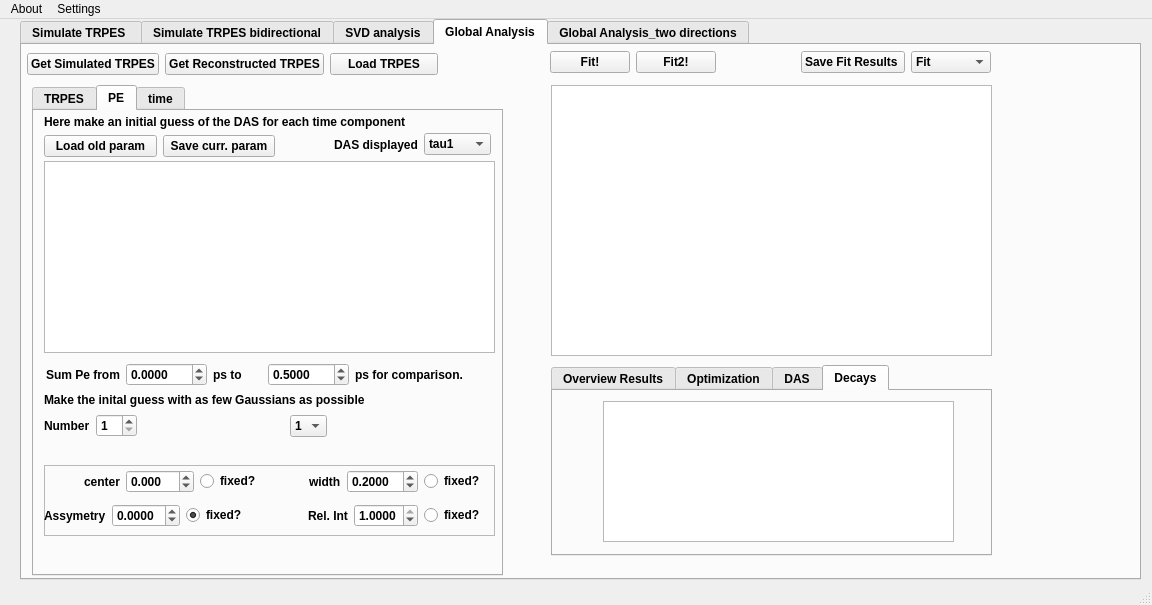
The window that python files/TRPESsimulator_main.ui (AnjaTRPES/TRPES-simulator) describes before a commit, drawn with Qt 5.
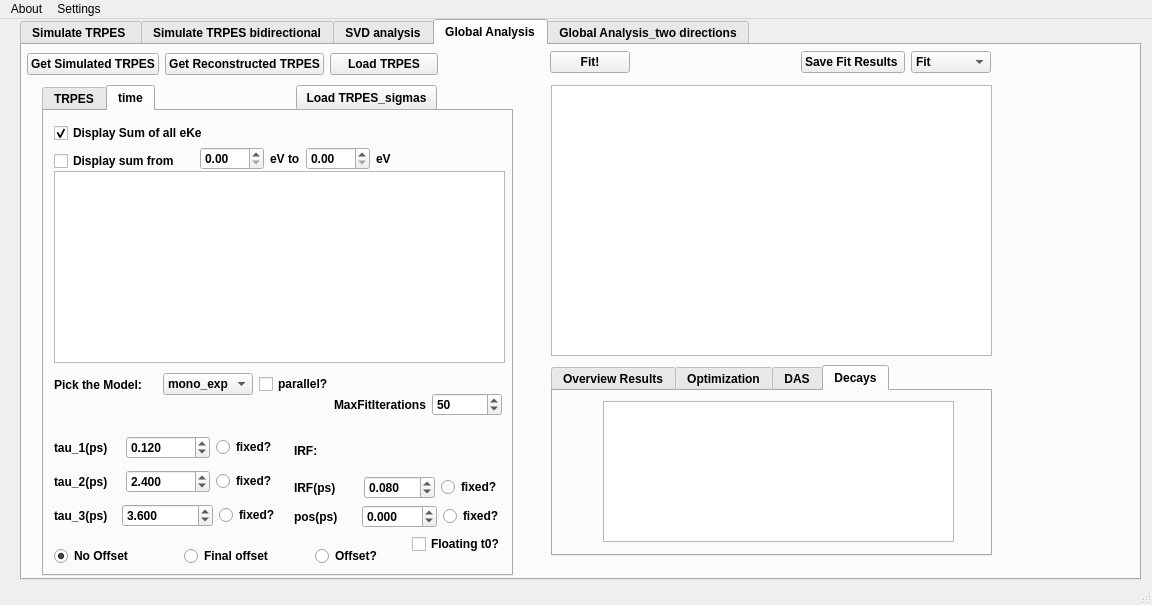
The same window after the commit. The open tabs and pages were chosen to show the change. Custom widgets are drawn as their Qt base class.

What changed in the file:
```diff
--- a/python files/TRPESsimulator_main.ui
+++ b/python files/TRPESsimulator_main.ui
@@ -14,7 +14,7 @@
    <bool>false</bool>
   </property>
   <property name="windowTitle">
-   <string>TRPES simulator v1.0</string>
+   <string>TRPES simulator v2.2</string>
   </property>
   <widget class="QWidget" name="centralwidget">
    <widget class="QTabWidget" name="tabWidget">
@@ -36,7 +36,7 @@
      <string/>
     </property>
     <property name="currentIndex">
-     <number>4</number>
+     <number>3</number>
     </property>
     <widget class="QWidget" name="tab_simulate">
      <property name="font">
@@ -83,7 +83,7 @@
        </rect>
       </property>
       <property name="currentIndex">
-       <number>0</number>
+       <number>1</number>
       </property>
       <widget class="QWidget" name="tab_PE">
        <attribute name="title">
@@ -3047,14 +3047,14 @@
      <widget class="QTabWidget" name="tabWidget_global_guess">
       <property name="geometry">
        <rect>
-        <x>10</x>
+        <x>20</x>
         <y>40</y>
         <width>471</width>
         <height>491</height>
        </rect>
       </property>
       <property name="currentIndex">
-       <number>0</number>
+       <number>1</number>
       </property>
       <widget class="QWidget" name="TRPES">
        <attribute name="title">
@@ -3326,25 +3326,6 @@
          </rect>
         </property>
         <layout class="QVBoxLayout" name="verticalLayout_24">
-         <item>
-          <widget class="QComboBox" name="comboBox_global_original_vs_guess">
-           <item>
-            <property name="text">
-             <string>Display data</string>
-            </property>
-           </item>
-           <item>
-            <property name="text">
-             <string>Display simulated</string>
-            </property>
-           </item>
-           <item>
-            <property name="text">
-             <string>Display residual</string>
-            </property>
-           </item>
-          </widget>
-         </item>
          <item>
           <widget class="QComboBox" name="comboBox_global_TRPES_which">
            <item>
@@ -3371,477 +3352,6 @@
         </layout>
        </widget>
       </widget>
-      <widget class="QWidget" name="tab_PE_2">
-       <attribute name="title">
-        <string>PE</string>
-       </attribute>
-       <widget class="PlotWidget" name="viewer_global_pe_guess">
-        <property name="geometry">
-         <rect>
-          <x>10</x>
-          <y>50</y>
-          <width>451</width>
-          <height>192</height>
-         </rect>
-        </property>
-       </widget>
-       <widget class="QWidget" name="layoutWidget_3">
-        <property name="geometry">
-         <rect>
-          <x>10</x>
-          <y>300</y>
-          <width>283</width>
-          <height>30</height>
-         </rect>
-        </property>
-        <layout class="QHBoxLayout" name="horizontalLayout_31">
-         <item>
-          <layout class="QHBoxLayout" name="horizontalLayout_32">
-           <item>
-            <widget class="QLabel" name="label_26">
-             <property name="text">
-              <string>Number</string>
-             </property>
-            </widget>
-           </item>
-           <item>
-            <widget class="QSpinBox" name="spinBox_global_PE_number">
-             <property name="minimum">
-              <number>1</number>
-             </property>
-             <property name="maximum">
-              <number>40</number>
-             </property>
-             <property name="value">
-              <number>1</number>
-             </property>
-            </widget>
-           </item>
-          </layout>
-         </item>
-         <item>
-          <spacer name="horizontalSpacer_8">
-           <property name="orientation">
-            <enum>Qt::Horizontal</enum>
-           </property>
-           <property name="sizeHint" stdset="0">
-            <size>
-             <width>40</width>
-             <height>20</height>
-            </size>
-           </property>
-          </spacer>
-         </item>
-         <item>
-          <widget class="QComboBox" name="comboBox_global_PE_current">
-           <item>
-            <property name="text">
-             <string>1</string>
-            </property>
-           </item>
-          </widget>
-         </item>
-        </layout>
-       </widget>
-       <widget class="QFrame" name="frame_5">
-        <property name="geometry">
-         <rect>
-          <x>10</x>
-          <y>354</y>
-          <width>451</width>
-          <height>71</height>
-         </rect>
-        </property>
-        <property name="frameShape">
-         <enum>QFrame::StyledPanel</enum>
-        </property>
-        <property name="frameShadow">
-         <enum>QFrame::Raised</enum>
-        </property>
-        <property name="lineWidth">
-         <number>2</number>
-        </property>
-        <widget class="QWidget" name="layoutWidget_4">
-         <property name="geometry">
-          <rect>
-           <x>0</x>
-           <y>0</y>
-           <width>441</width>
-           <height>68</height>
-          </rect>
-         </property>
-         <layout class="QVBoxLayout" name="verticalLayout_2">
-          <item>
-           <layout class="QHBoxLayout" name="horizontalLayout_33">
-            <item>
-             <layout class="QHBoxLayout" name="horizontalLayout_34">
-              <item>
-               <spacer name="horizontalSpacer_9">
-                <property name="orientation">
-                 <enum>Qt::Horizontal</enum>
-                </property>
-                <property name="sizeHint" stdset="0">
-                 <size>
-                  <width>40</width>
-                  <height>20</height>
-                 </size>
-                </property>
-               </spacer>
-              </item>
-              <item>
-               <widget class="QLabel" name="label_27">
-                <property name="text">
-                 <string>center</string>
-                </property>
-               </widget>
-              </item>
-              <item>
-               <widget class="QDoubleSpinBox" name="doubleSpinBox_global_PE_center">
-                <property name="decimals">
-                 <number>3</number>
-                </property>
-                <property name="minimum">
-                 <double>-20.000000000000000</double>
-                </property>
-                <property name="maximum">
-                 <double>20.000000000000000</double>
-                </property>
-                <property name="singleStep">
-                 <double>0.001000000000000</double>
-                </property>
-               </widget>
-              </item>
-              <item>
-               <widget class="QRadioButton" name="radioButton_center_fixed">
-                <property name="text">
-                 <string>fixed?</string>
-                </property>
-                <property name="autoExclusive">
-                 <bool>false</bool>
-                </property>
-               </widget>
-              </item>
-             </layout>
-            </item>
-            <item>
-             <spacer name="horizontalSpacer_10">
-              <property name="orientation">
-               <enum>Qt::Horizontal</enum>
-              </property>
-              <property name="sizeHint" stdset="0">
-               <size>
-                <width>40</width>
-                <height>20</height>
-               </size>
-              </property>
-             </spacer>
-            </item>
-            <item>
-             <layout class="QHBoxLayout" name="horizontalLayout_35">
-              <item>
-               <widget class="QLabel" name="label_28">
-                <property name="text">
-                 <string>width</string>
-                </property>
-               </widget>
-              </item>
-              <item>
-               <widget class="QDoubleSpinBox" name="doubleSpinBox_global_PE_width">
-                <property name="decimals">
-                 <number>4</number>
-                </property>
-                <property name="minimum">
-                 <double>0.000100000000000</double>
-                </property>
-                <property name="singleStep">
-                 <double>0.001000000000000</double>
-                </property>
-                <property name="value">
-                 <double>0.200000000000000</double>
-                </property>
-               </widget>
-              </item>
-              <item>
-               <widget class="QRadioButton" name="radioButton_width_fixed">
-                <property name="text">
-                 <string>fixed?</string>
-                </property>
-                <property name="autoExclusive">
-                 <bool>false</bool>
-                </property>
-               </widget>
-              </item>
-             </layout>
-            </item>
-           </layout>
-          </item>
-          <item>
-           <layout class="QHBoxLayout" name="horizontalLayout_36">
-            <item>
-             <layout class="QHBoxLayout" name="horizontalLayout_37">
-              <item>
-               <widget class="QLabel" name="label_29">
-                <property name="text">
-                 <string>Assymetry</string>
-                </property>
-               </widget>
-              </item>
-              <item>
-               <widget class="QDoubleSpinBox" name="doubleSpinBox_global_pe_assymetry">
-                <property name="decimals">
-                 <number>4</number>
-                </property>
-                <property name="minimum">
-                 <double>-4.000000000000000</double>
-                </property>
-                <property name="maximum">
-                 <double>4.000000000000000</double>
-                </property>
-                <property name="singleStep">
-                 <double>0.000100000000000</double>
-                </property>
-               </widget>
-              </item>
-              <item>
-               <widget class="QRadioButton" name="radioButton_assym_fixed">
-                <property name="text">
-                 <string>fixed?</string>
-                </property>
-                <property name="checked">
-                 <bool>true</bool>
-                </property>
-                <property name="autoExclusive">
-                 <bool>false</bool>
-                </property>
-               </widget>
-              </item>
-             </layout>
-            </item>
-            <item>
-             <spacer name="horizontalSpacer_11">
-              <property name="orientation">
-               <enum>Qt::Horizontal</enum>
-              </property>
-              <property name="sizeHint" stdset="0">
-               <size>
-                <width>40</width>
-                <height>20</height>
-               </size>
-              </property>
-             </spacer>
-            </item>
-            <item>
-             <layout class="QHBoxLayout" name="horizontalLayout_38">
-              <item>
-               <widget class="QLabel" name="label_30">
-                <property name="text">
-                 <string>Rel. Int</string>
-                </property>
-               </widget>
-              </item>
-              <item>
-               <widget class="QDoubleSpinBox" name="doubleSpinBox_global_pe_rel_intensity">
-                <property name="decimals">
-                 <number>4</number>
-                </property>
-                <property name="maximum">
-                 <double>1.000000000000000</double>
-                </property>
-                <property name="singleStep">
-                 <double>0.000100000000000</double>
-                </property>
-                <property name="value">
-                 <double>1.000000000000000</double>
-                </property>
-               </widget>
-              </item>
-              <item>
-               <widget class="QRadioButton" name="radioButton_rel_int_fixed">
-                <property name="text">
-                 <string>fixed?</string>
-                </property>
-                <property name="autoExclusive">
-                 <bool>false</bool>
-                </property>
-               </widget>
-              </item>
-             </layout>
-            </item>
-           </layout>
-          </item>
-         </layout>
-        </widget>
-       </widget>
-       <widget class="QLabel" name="label">
-        <property name="geometry">
-         <rect>
-          <x>10</x>
-          <y>0</y>
-          <width>371</width>
-          <height>21</height>
-         </rect>
-        </property>
-        <property name="text">
-         <string>Here make an initial guess of the DAS for each time component </string>
-        </property>
-       </widget>
-       <widget class="QLabel" name="label_38">
-        <property name="geometry">
-         <rect>
-          <x>10</x>
-          <y>280</y>
-          <width>321</width>
-          <height>17</height>
-         </rect>
-        </property>
-        <property name="text">
-         <string>Make the inital guess with as few Gaussians as possible:</string>
-        </property>
-       </widget>
-       <widget class="QWidget" name="layoutWidget">
-        <property name="geometry">
-         <rect>
-          <x>300</x>
-          <y>20</y>
-          <width>157</width>
-          <height>27</height>
-         </rect>
-        </property>
-        <layout class="QHBoxLayout" name="horizontalLayout_30">
-         <item>
-          <widget class="QLabel" name="label_25">
-           <property name="text">
-            <string>DAS displayed</string>
-           </property>
-          </widget>
-         </item>
-         <item>
-          <widget class="QComboBox" name="comboBox_global_PE_guess_DAS_which">
-           <item>
-            <property name="text">
-             <string>tau1</string>
-            </property>
-           </item>
-           <item>
-            <property name="text">
-             <string>tau2</string>
-            </property>
-           </item>
-           <item>
-            <property name="text">
-             <string>tau3</string>
-            </property>
-           </item>
-           <item>
-            <property name="text">
-             <string>offset</string>
-            </property>
-           </item>
-          </widget>
-         </item>
-        </layout>
-       </widget>
-       <widget class="QWidget" name="layoutWidget">
-        <property name="geometry">
-         <rect>
-          <x>12</x>
-          <y>250</y>
-          <width>417</width>
-          <height>28</height>
-         </rect>
-        </property>
-        <layout class="QHBoxLayout" name="horizontalLayout_48">
-         <item>
-          <widget class="QLabel" name="label_40">
-           <property name="text">
-            <string>Sum Pe from</string>
-           </property>
-          </widget>
-         </item>
-         <item>
-          <widget class="QDoubleSpinBox" name="doubleSpinBox_global_guess_comp_min">
-           <property name="decimals">
-            <number>4</number>
-           </property>
-           <property name="minimum">
-            <double>-500.000000000000000</double>
-           </property>
-           <property name="maximum">
-            <double>500.000000000000000</double>
-           </property>
-           <property name="singleStep">
-            <double>0.010000000000000</double>
-           </property>
-          </widget>
-         </item>
-         <item>
-          <widget class="QLabel" name="label_41">
-           <property name="text">
-            <string>ps to</string>
-           </property>
-          </widget>
-         </item>
-         <item>
-          <widget class="QDoubleSpinBox" name="doubleSpinBox_global_guess_comp_max">
-           <property name="decimals">
-            <number>4</number>
-           </property>
-           <property name="minimum">
-            <double>-500.000000000000000</double>
-           </property>
-           <property name="maximum">
-            <double>500.000000000000000</double>
-           </property>
-           <property name="singleStep">
-            <double>0.010000000000000</double>
-           </property>
-           <property name="value">
-            <double>0.500000000000000</double>
-           </property>
-          </widget>
-         </item>
-         <item>
-          <widget class="QLabel" name="label_42">
-           <property name="text">
-            <string>ps for comparison.</string>
-           </property>
-          </widget>
-         </item>
-        </layout>
-       </widget>
-       <widget class="QWidget" name="layoutWidget">
-        <property name="geometry">
-         <rect>
-          <x>10</x>
-          <y>20</y>
-          <width>231</width>
-          <height>30</height>
-         </rect>
-        </property>
-        <layout class="QHBoxLayout" name="horizontalLayout_49">
-         <item>
-          <widget class="QPushButton" name="pushButton_global_load_DAS">
-           <property name="toolTip">
-            <string>Load old parameters for the PE and time tab, if a TRPS was loaded</string>
-           </property>
-           <property name="text">
-            <string>Load old param</string>
-           </property>
-          </widget>
-         </item>
-         <item>
-          <widget class="QPushButton" name="pushButton_global_save_DAS">
-           <property name="toolTip">
-            <string>Save current parameters from the PE and time tabs</string>
-           </property>
-           <property name="text">
-            <string>Save curr. param</string>
-           </property>
-          </widget>
-         </item>
-        </layout>
-       </widget>
-      </widget>
       <widget class="QWidget" name="tab_time_2">
        <attribute name="title">
         <string>time</string>
@@ -3850,7 +3360,7 @@
         <property name="geometry">
          <rect>
           <x>10</x>
-          <y>70</y>
+          <y>60</y>
           <width>451</width>
           <height>192</height>
          </rect>
@@ -4037,8 +3547,8 @@
         <property name="geometry">
          <rect>
           <x>10</x>
-          <y>280</y>
-          <width>201</width>
+          <y>260</y>
+          <width>280</width>
           <height>27</height>
          </rect>
         </property>
@@ -4096,6 +3606,13 @@
            </item>
           </widget>
          </item>
+         <item>
+          <widget class="QCheckBox" name="checkBox_global_parallel">
+           <property name="text">
+            <string>parallel?</string>
+           </property>
+          </widget>
+         </item>
         </layout>
        </widget>
        <widget class="QWidget" name="layoutWidget">
@@ -4136,7 +3653,7 @@
           <x>250</x>
           <y>320</y>
           <width>211</width>
-          <height>108</height>
+          <height>123</height>
          </rect>
         </property>
         <layout class="QVBoxLayout" name="verticalLayout_8">
@@ -4266,8 +3783,8 @@
          <rect>
           <x>10</x>
           <y>10</y>
-          <width>148</width>
-          <height>42</height>
+          <width>159</width>
+          <height>54</height>
          </rect>
         </property>
         <layout class="QVBoxLayout" name="verticalLayout_28">
@@ -4299,10 +3816,10 @@
        <widget class="QWidget" name="layoutWidget">
         <property name="geometry">
          <rect>
-          <x>130</x>
-          <y>30</y>
-          <width>189</width>
-          <height>22</height>
+          <x>156</x>
+          <y>32</y>
+          <width>204</width>
+          <height>31</height>
          </rect>
         </property>
         <layout class="QHBoxLayout" name="horizontalLayout_3">
@@ -4479,23 +3996,13 @@
        </rect>
       </property>
       <layout class="QHBoxLayout" name="horizontalLayout_43">
-       <item>
-        <widget class="QPushButton" name="pushButton_global_fit">
-         <property name="toolTip">
-          <string>Fitting using gaussians for the DAS as fit-values</string>
-         </property>
-         <property name="text">
-          <string>Fit!</string>
-         </property>
-        </widget>
-       </item>
        <item>
         <widget class="QPushButton" name="pushButton_global_fit_2">
          <property name="toolTip">
           <string>Fitting according to the Fitmodel defined in the tab time, but without any a-priori knowledge of the DAS</string>
          </property>
          <property name="text">
-          <string>Fit2!</string>
+          <string>Fit!</string>
          </property>
         </widget>
        </item>
@@ -4535,6 +4042,22 @@
        </item>
       </layout>
      </widget>
+     <widget class="QPushButton" name="pushButton_global_load_trpes_sigmas">
+      <property name="geometry">
+       <rect>
+        <x>274</x>
+        <y>40</y>
+        <width>141</width>
+        <height>25</height>
+       </rect>
+      </property>
+      <property name="toolTip">
+       <string>Load a TRPES file, format see readme</string>
+      </property>
+      <property name="text">
+       <string>Load TRPES_sigmas</string>
+      </property>
+     </widget>
     </widget>
     <widget class="QWidget" name="tab_7">
      <attribute name="title">
@@ -4913,7 +4436,7 @@
          </rect>
         </property>
         <property name="currentIndex">
-         <number>0</number>
+         <number>1</number>
         </property>
         <widget class="QWidget" name="tab_18">
          <attribute name="title">
@@ -5093,7 +4616,7 @@
             <x>240</x>
             <y>30</y>
             <width>200</width>
-            <height>108</height>
+            <height>123</height>
            </rect>
           </property>
           <layout class="QVBoxLayout" name="verticalLayout_25">
@@ -5227,9 +4750,9 @@
          <widget class="QWidget" name="layoutWidget_30">
           <property name="geometry">
            <rect>
-            <x>240</x>
+            <x>175</x>
             <y>0</y>
-            <width>201</width>
+            <width>280</width>
             <height>27</height>
            </rect>
           </property>
@@ -5282,6 +4805,13 @@
              </item>
             </widget>
            </item>
+           <item>
+            <widget class="QCheckBox" name="checkBox_global_bidir_pos_parallel">
+             <property name="text">
+              <string>parallel?</string>
+             </property>
+            </widget>
+           </item>
           </layout>
          </widget>
         </widget>
@@ -5418,9 +4948,9 @@
          <widget class="QWidget" name="layoutWidget_37">
           <property name="geometry">
            <rect>
-            <x>240</x>
+            <x>180</x>
             <y>0</y>
-            <width>201</width>
+            <width>280</width>
             <height>27</height>
            </rect>
           </property>
@@ -5473,6 +5003,13 @@
              </item>
             </widget>
            </item>
+           <item>
+            <widget class="QCheckBox" name="checkBox_global_bidir_min_parallel">
+             <property name="text">
+              <string>parallel?</string>
+             </property>
+            </widget>
+           </item>
           </layout>
          </widget>
          <widget class="QWidget" name="layoutWidget_36">
@@ -5524,8 +5061,8 @@
          <rect>
           <x>2</x>
           <y>4</y>
-          <width>148</width>
-          <height>42</height>
+          <width>159</width>
+          <height>54</height>
          </rect>
         </property>
         <layout class="QVBoxLayout" name="verticalLayout_29">
@@ -5557,10 +5094,10 @@
        <widget class="QWidget" name="layoutWidget_42">
         <property name="geometry">
          <rect>
-          <x>122</x>
+          <x>170</x>
           <y>24</y>
-          <width>189</width>
-          <height>22</height>
+          <width>204</width>
+          <height>28</height>
          </rect>
         </property>
         <layout class="QHBoxLayout" name="horizontalLayout_99">
@@ -5765,6 +5302,22 @@
 Right Mouse-click for more options (e.g. log-scale of the time-axis)</string>
       </property>
      </widget>
+     <widget class="QPushButton" name="pushButton_global_load_trpes_bidir_sigmas">
+      <property name="geometry">
+       <rect>
+        <x>316</x>
+        <y>40</y>
+        <width>131</width>
+        <height>25</height>
+       </rect>
+      </property>
+      <property name="toolTip">
+       <string>Load a TRPES file, format see readme</string>
+      </property>
+      <property name="text">
+       <string>Load TRPES_sigmas</string>
+      </property>
+     </widget>
     </widget>
    </widget>
   </widget>
@@ -5774,7 +5327,7 @@
      <x>0</x>
      <y>0</y>
      <width>1152</width>
-     <height>21</height>
+     <height>22</height>
     </rect>
    </property>
    <widget class="QMenu" name="menuAbout">
```
